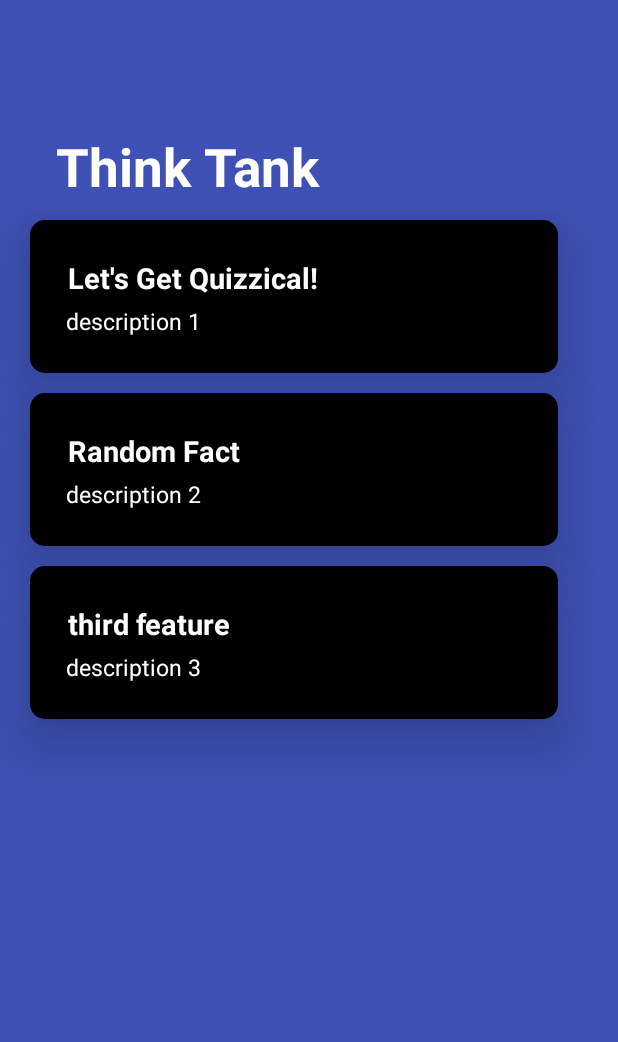
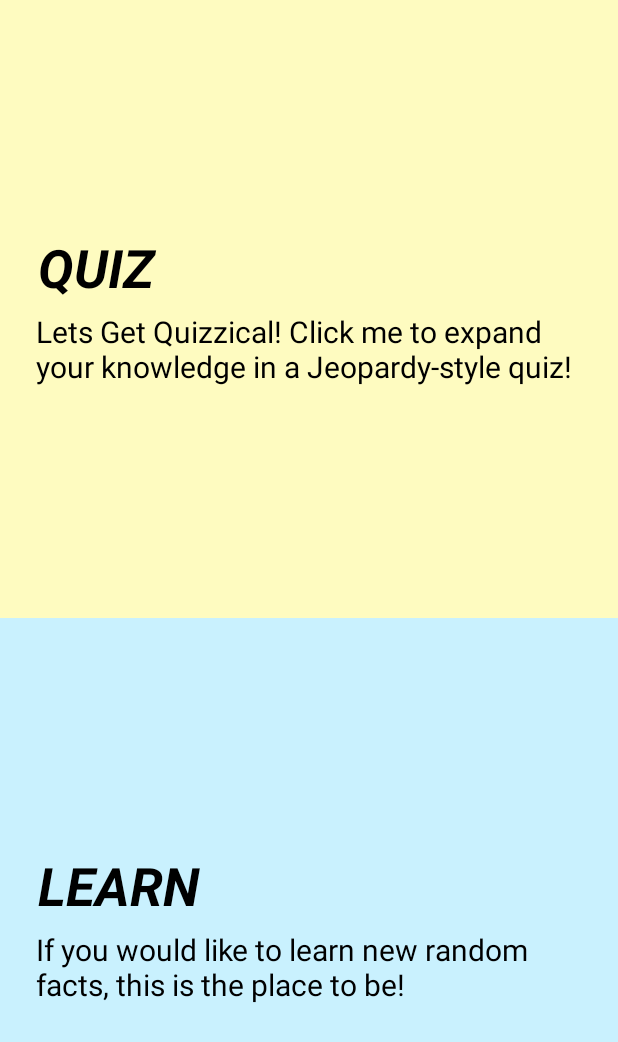
Before and after one commit to aliciaak/AssignmentA3, an Android app: the screen it shows after launch (HomeActivity), on a phone screen of 412 x 824 dp. Shown: the top 1042 px of the screen. Run offline under Robolectric (Android 15) with nearby library versions, the phone set to English and light mode, and no system bars; libraries missing offline, so code that uses them is left out: com.felipecsl.gifimageview; 3 statements that could not run were skipped.

Commit message:
improved home screen layout, created and set up class + xml for "Random Fact" feature

```diff
--- a/app/src/main/AndroidManifest.xml
+++ b/app/src/main/AndroidManifest.xml
@@ -27,6 +27,7 @@
         <activity android:name=".HomeActivity"/>
         <activity android:name=".PointScreen" />
         <activity android:name=".QuestionAnswerActivity"/>
+        <activity android:name=".RandomFactActivity"/>
 
     </application>
 
--- a/app/src/main/java/com/example/assignmenta2/HomeActivity.java
+++ b/app/src/main/java/com/example/assignmenta2/HomeActivity.java
@@ -8,20 +8,25 @@
 import android.widget.LinearLayout;
 
 public class HomeActivity extends AppCompatActivity {
-    LinearLayout quiz_linear;
+    LinearLayout quiz, randomfact;
 
     @Override
     protected void onCreate(Bundle savedInstanceState) {
         super.onCreate(savedInstanceState);
-        setContentView(R.layout.activity_home);
+        setContentView(R.layout.activity_home_new);
+        quiz = findViewById(R.id.quiz);
+        quiz.setOnClickListener(new View.OnClickListener() {
+            @Override
+            public void onClick(View v) {
+                startActivity(new Intent(HomeActivity.this, ActivityCategory.class));
+            }
+        });
 
-        quiz_linear = findViewById(R.id.quiz_linear);
-        quiz_linear.setOnClickListener(new View.OnClickListener()
-        {
+        randomfact = findViewById(R.id.randomfact);
+        randomfact.setOnClickListener(new View.OnClickListener() {
             @Override
-            public void onClick(View v)
-            {
-                startActivity(new Intent(HomeActivity.this, ActivityCategory.class));
+            public void onClick(View view) {
+                startActivity(new Intent(HomeActivity.this, RandomFactActivity.class));
             }
         });
     }
--- a/app/src/main/java/com/example/assignmenta2/database/AsyncTaskDelegate.java
+++ b/app/src/main/java/com/example/assignmenta2/database/AsyncTaskDelegate.java
@@ -1,7 +1,6 @@
 package com.example.assignmenta2.database;
 
 import com.example.assignmenta2.Category;
-
 import java.util.List;
 
 public interface AsyncTaskDelegate {
--- a/app/src/main/java/com/example/assignmenta2/database/CategoryDao.java
+++ b/app/src/main/java/com/example/assignmenta2/database/CategoryDao.java
@@ -20,6 +20,9 @@
     @Insert(onConflict = OnConflictStrategy.REPLACE)
     void insertAll(Category[] categories);
 
+    @Query("DELETE FROM category")
+    void deleteAll();
+
     @Delete
     void delete(Category category);
 }
--- a/app/src/main/res/layout/activity_home.xml
+++ /dev/null
@@ -1,117 +0,0 @@
-<?xml version="1.0" encoding="utf-8"?>
-<LinearLayout
-    xmlns:android="http://schemas.android.com/apk/res/android"
-    xmlns:tools="http://schemas.android.com/tools"
-    android:layout_width="match_parent"
-    android:layout_height="match_parent"
-    android:orientation="vertical"
-    tools:context=".HomeActivity"
-    android:background="#3F51B5">
-
-    <TextView
-        android:layout_width="match_parent"
-        android:layout_height="wrap_content"
-        android:layout_marginTop="75dp"
-        android:layout_marginLeft="25dp"
-        android:layout_marginStart="25dp"
-        android:text="@string/think_tank"
-        android:textColor="@color/white"
-        android:textStyle="bold"
-        android:textSize="35sp"
-        android:padding="12dp" />
-
-    <LinearLayout
-        android:id="@+id/quiz_linear"
-        android:layout_width="match_parent"
-        android:layout_height="wrap_content"
-        android:layout_marginLeft="20dp"
-        android:layout_marginStart="20dp"
-        android:layout_marginRight="40dp"
-        android:layout_marginEnd="40dp"
-        android:layout_marginBottom="13dp"
-        android:orientation="vertical"
-        android:background="@drawable/custom_layout_one"
-        android:padding="22dp"
-        android:elevation="25dp">
-
-        <TextView
-            android:layout_width="match_parent"
-            android:layout_height="wrap_content"
-            android:text="@string/get_quizzical"
-            android:textSize="19sp"
-            android:textStyle="bold"
-            android:textColor="@color/white"
-            android:padding="3dp" />
-        <TextView
-            android:layout_width="match_parent"
-            android:layout_height="wrap_content"
-            android:text="@string/description1"
-            android:textSize="15sp"
-            android:textColor="@color/white"
-            android:padding="2dp" />
-
-    </LinearLayout>
-
-    <LinearLayout
-        android:layout_width="match_parent"
-        android:layout_height="wrap_content"
-        android:layout_marginLeft="20dp"
-        android:layout_marginStart="20dp"
-        android:layout_marginRight="40dp"
-        android:layout_marginEnd="40dp"
-        android:layout_marginBottom="13dp"
-        android:orientation="vertical"
-        android:background="@drawable/custom_layout_two"
-        android:padding="22dp"
-        android:elevation="25dp" >
-
-        <TextView
-            android:layout_width="match_parent"
-            android:layout_height="wrap_content"
-            android:text="@string/random_fact"
-            android:textSize="19sp"
-            android:textStyle="bold"
-            android:textColor="@color/white"
-            android:padding="3dp" />
-        <TextView
-            android:layout_width="match_parent"
-            android:layout_height="wrap_content"
-            android:text="@string/description2"
-            android:textColor="@color/white"
-            android:textSize="15sp"
-            android:padding="2dp" />
-
-    </LinearLayout>
-
-    <LinearLayout
-        android:layout_width="match_parent"
-        android:layout_height="wrap_content"
-        android:layout_marginLeft="20dp"
-        android:layout_marginStart="20dp"
-        android:layout_marginRight="40dp"
-        android:layout_marginEnd="40dp"
-        android:layout_marginBottom="13dp"
-        android:orientation="vertical"
-        android:background="@drawable/custom_layout_tzhree"
-        android:padding="22dp"
-        android:elevation="25dp">
-
-        <TextView
-            android:layout_width="match_parent"
-            android:layout_height="wrap_content"
-            android:text="@string/changeme"
-            android:textSize="19sp"
-            android:textStyle="bold"
-            android:textColor="@color/white"
-            android:padding="3dp" />
-        <TextView
-            android:layout_width="match_parent"
-            android:layout_height="wrap_content"
-            android:text="@string/description3"
-            android:textSize="15sp"
-            android:textColor="@color/white"
-            android:padding="2dp" />
-
-    </LinearLayout>
-
-</LinearLayout>
--- /dev/null
+++ b/app/src/main/res/layout/activity_home_new.xml
@@ -0,0 +1,70 @@
+<?xml version="1.0" encoding="utf-8"?>
+<LinearLayout
+    xmlns:android="http://schemas.android.com/apk/res/android"
+    xmlns:tools="http://schemas.android.com/tools"
+    android:layout_width="match_parent"
+    android:layout_height="match_parent"
+    android:background="#3CA3E6"
+    android:orientation="vertical"
+    tools:context=".HomeActivity">
+
+    <LinearLayout
+        android:id="@+id/quiz"
+        android:layout_width="match_parent"
+        android:layout_height="match_parent"
+        android:layout_gravity="center"
+        android:layout_weight="1"
+        android:background="#FEFBC0"
+        android:gravity="center"
+        android:orientation="vertical"
+        android:padding="22dp">
+
+        <TextView
+            android:layout_width="match_parent"
+            android:layout_height="wrap_content"
+            android:padding="3dp"
+            android:text="@string/quiz"
+            android:textColor="@color/black"
+            android:textSize="35sp"
+            android:textStyle="bold|italic" />
+
+        <TextView
+            android:layout_width="match_parent"
+            android:layout_height="wrap_content"
+            android:padding="2dp"
+            android:text="@string/quiz_desc"
+            android:textColor="@color/black"
+            android:textSize="20sp" />
+
+    </LinearLayout>
+
+    <LinearLayout
+        android:id="@+id/randomfact"
+        android:layout_width="match_parent"
+        android:layout_height="match_parent"
+        android:layout_gravity="center"
+        android:layout_weight="1"
+        android:background="#C9F1FE"
+        android:gravity="center"
+        android:orientation="vertical"
+        android:padding="22dp">
+
+        <TextView
+            android:layout_width="match_parent"
+            android:layout_height="wrap_content"
+            android:padding="3dp"
+            android:text="@string/learn"
+            android:textColor="@color/black"
+            android:textSize="35sp"
+            android:textStyle="bold|italic" />
+
+        <TextView
+            android:layout_width="match_parent"
+            android:layout_height="wrap_content"
+            android:padding="2dp"
+            android:text="@string/learn_desc"
+            android:textColor="@color/black"
+            android:textSize="20sp" />
+
+    </LinearLayout>
+</LinearLayout>
--- a/app/src/main/res/values/strings.xml
+++ b/app/src/main/res/values/strings.xml
@@ -12,12 +12,21 @@
     <string name="changeme">third feature</string>
     <string name="description3">description 3</string>
 
+    <string name="quiz">QUIZ</string>
+    <string name="quiz_desc">Let\s Get Quizzical! Click me to expand your knowledge in a Jeopardy-style quiz!</string>
     <string name="pt_100">$100</string>
     <string name="pt_200">$200</string>
     <string name="pt_300">$300</string>
     <string name="pt_400">$400</string>
     <string name="pt_500">$500</string>
 
+
+    <string name="learn">LEARN</string>
+    <string name="learn_desc">If you would like to learn new random facts, this is the place to be!</string>
+    <string name="fetch_fact">Fetching fact&#8230;</string>
+    <string name="refresh">REFRESH</string>
+
+
     <string name="view_ans">View Answer</string>
 
     <string name="text">text</string>
```
Also changed, not shown: app/src/main/java/com/example/assignmenta2/RandomFactActivity.java (added, +73 -0 lines), app/src/main/res/layout/activity_randomfact.xml (added, +31 -0 lines).
